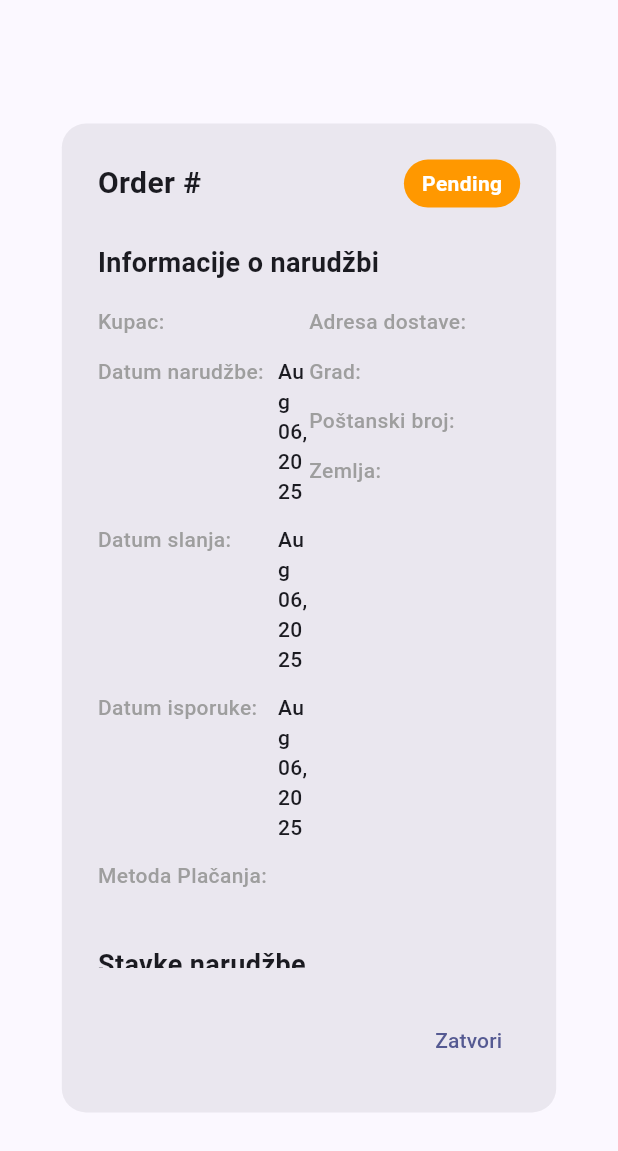
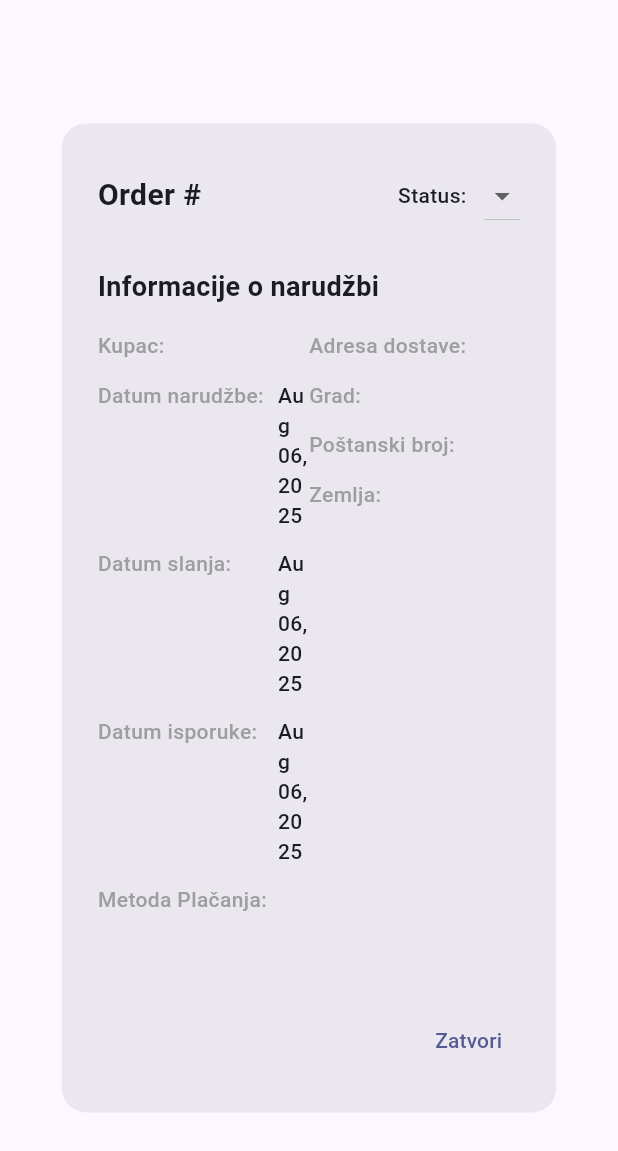
Before and after one commit to NihadMandzo/MyClub, a Flutter app: the OrderDetailsDialog widget shown alone on an empty page, opened directly with empty values, on a phone screen of 412 x 824 dp. Shown: the top 1151 px of the screen. Run offline on Flutter 3.47's test engine with Material 3 defaults, Android fonts, the phone set to English and light mode, and no system bars; our stand-ins replace file_picker, fl_chart, flutter_colorpicker; accounts and stored records are empty; network calls fail.

Commit message:
FE - Order screen and order details screen fixed

```diff
--- a/MyClub/UI/myclub_desktop/lib/models/order.dart
+++ b/MyClub/UI/myclub_desktop/lib/models/order.dart
@@ -1,13 +1,4 @@
 import 'package:myclub_desktop/models/order_item.dart';
-
-enum OrderStatus {
-  pending,
-  processing,
-  shipped,
-  delivered,
-  cancelled,
-  refunded
-}
 
 class Order {
   final int id;
@@ -16,7 +7,7 @@ class Order {
   final String userFullName;
   final int? paymentId;
   final DateTime orderDate;
-  final OrderStatus status;
+  final String orderState;
   final double totalAmount;
   final double originalAmount;
   final double discountAmount;
@@ -38,7 +29,7 @@ class Order {
     required this.userFullName,
     this.paymentId,
     required this.orderDate,
-    required this.status,
+    required this.orderState,
     required this.totalAmount,
     required this.originalAmount,
     required this.discountAmount,
@@ -62,7 +53,7 @@ class Order {
       userFullName: json['userFullName'] as String,
       paymentId: json['paymentId'] as int?,
       orderDate: DateTime.parse(json['orderDate'] as String),
-      status: OrderStatus.values[json['status'] as int],
+      orderState: json['orderState'] as String,
       totalAmount: (json['totalAmount'] as num).toDouble(),
       originalAmount: (json['originalAmount'] as num).toDouble(),
       discountAmount: (json['discountAmount'] as num).toDouble(),
@@ -93,7 +84,7 @@ class Order {
       'userFullName': userFullName,
       'paymentId': paymentId,
       'orderDate': orderDate.toIso8601String(),
-      'status': status.index,
+      'orderState': orderState,
       'totalAmount': totalAmount,
       'originalAmount': originalAmount,
       'discountAmount': discountAmount,
--- a/MyClub/UI/myclub_desktop/lib/utilities/order_details_dialog.dart
+++ b/MyClub/UI/myclub_desktop/lib/utilities/order_details_dialog.dart
@@ -1,8 +1,12 @@
 import 'package:flutter/material.dart';
 import 'package:intl/intl.dart';
 import 'package:myclub_desktop/models/order.dart';
+import 'package:myclub_desktop/providers/order_provider.dart';
+import 'package:myclub_desktop/utilities/dialog_utility.dart';
+import 'package:myclub_desktop/utilities/notification_utility.dart';
+import 'package:provider/provider.dart';
 
-class OrderDetailsDialog extends StatelessWidget {
+class OrderDetailsDialog extends StatefulWidget {
   final Order order;
 
   const OrderDetailsDialog({
@@ -11,9 +15,98 @@ class OrderDetailsDialog extends StatelessWidget {
   }) : super(key: key);
 
   @override
+  State<OrderDetailsDialog> createState() => _OrderDetailsDialogState();
+}
+
+class _OrderDetailsDialogState extends State<OrderDetailsDialog> {
+  late String _selectedStatus;
+  bool _isUpdating = false;
+  String? _errorMessage;
+
+  @override
+  void initState() {
+    super.initState();
+        _selectedStatus = widget.order.orderState;
+  }
+
+  // Get available next statuses based on current status
+  List<String> _getAvailableNextStatuses() {
+    if (_selectedStatus == 'Procesiranje') {
+      return ['Procesiranje', 'Potvrđeno', 'Otkazano'];
+    } else if (_selectedStatus == 'Potvrđeno') {
+      return ['Potvrđeno', 'Dostava', 'Otkazano'];
+    } else if (_selectedStatus == 'Dostava') {
+      return ['Dostava', 'Završeno'];
+    } else if (_selectedStatus == 'Završeno') {
+      return ['Završeno'];
+    } else if (_selectedStatus == 'Otkazano') {
+      return ['Otkazano'];
+    } else {
+      return [_selectedStatus];
+    }
+  }
+
+  // Update order status
+  Future<void> _updateOrderStatus() async {
+    if (_selectedStatus == widget.order.orderState) {
+      return;
+    }
+
+    // Show confirmation dialog using DialogUtility
+    final shouldProceed = await DialogUtility.showConfirmation(
+      context,
+      title: 'Potvrda promjene statusa',
+      message: 'Jeste li sigurni da želite promijeniti status narudžbe iz "${widget.order.orderState}" u "${_selectedStatus}"?',
+      confirmLabel: 'Potvrdi',
+      cancelLabel: 'Odustani',
+      confirmColor: Colors.blue,
+    );
+
+    if (!shouldProceed) {
+      return;
+    }
+
+    setState(() {
+      _isUpdating = true;
+      _errorMessage = null;
+    });
+
+    try {
+      final orderProvider = Provider.of<OrderProvider>(context, listen: false);
+      await orderProvider.updateOrderStatus(
+        orderId: widget.order.id,
+        newStatus: _selectedStatus,
+      );
+
+      // Show success notification
+      NotificationUtility.showSuccess(
+        context,
+        message: 'Status narudžbe je uspješno promijenjen u "${_selectedStatus}"'
+      );
+
+      // Success - close dialog
+      if (mounted) {
+        Navigator.of(context).pop(true); // Return true to indicate update was successful
+      }
+    } catch (e) {
+      setState(() {
+        _errorMessage = e.toString();
+        _isUpdating = false;
+      });
+
+      // Show error notification
+      NotificationUtility.showError(
+        context,
+        message: 'Greška prilikom promjene statusa: ${e.toString()}'
+      );
+    }
+  }
+
+  @override
   Widget build(BuildContext context) {
     final screenWidth = MediaQuery.of(context).size.width;
     final dialogWidth = screenWidth * 0.8;
+    final availableStatuses = _getAvailableNextStatuses();
 
     // Function to create info item
     Widget buildInfoItem(String label, String value) {
@@ -71,67 +164,6 @@ class OrderDetailsDialog extends StatelessWidget {
       );
     }
 
-    // Function to get status text
-    String getStatusText(OrderStatus status) {
-      switch (status) {
-        case OrderStatus.pending:
-          return 'Pending';
-        case OrderStatus.processing:
-          return 'Processing';
-        case OrderStatus.shipped:
-          return 'Shipped';
-        case OrderStatus.delivered:
-          return 'Delivered';
-        case OrderStatus.cancelled:
-          return 'Cancelled';
-        case OrderStatus.refunded:
-          return 'Refunded';
-      }
-    }
-
-    // Build status badge
-    Widget statusBadge = (() {
-      Color bgColor;
-      Color textColor = Colors.white;
-      String text = getStatusText(order.status);
-
-      switch (order.status) {
-        case OrderStatus.pending:
-          bgColor = Colors.orange;
-          break;
-        case OrderStatus.processing:
-          bgColor = Colors.blue;
-          break;
-        case OrderStatus.shipped:
-          bgColor = Colors.indigo;
-          break;
-        case OrderStatus.delivered:
-          bgColor = Colors.green;
-          break;
-        case OrderStatus.cancelled:
-          bgColor = Colors.red;
-          break;
-        case OrderStatus.refunded:
-          bgColor = Colors.purple;
-          break;
-      }
-
-      return Container(
-        padding: const EdgeInsets.symmetric(horizontal: 12, vertical: 6),
-        decoration: BoxDecoration(
-          color: bgColor,
-          borderRadius: BorderRadius.circular(16),
-        ),
-        child: Text(
-          text,
-          style: TextStyle(
-            color: textColor,
-            fontWeight: FontWeight.bold,
-          ),
-        ),
-      );
-    })();
-
     return Dialog(
       shape: RoundedRectangleBorder(
         borderRadius: BorderRadius.circular(16),
@@ -151,15 +183,65 @@ class OrderDetailsDialog extends StatelessWidget {
               mainAxisAlignment: MainAxisAlignment.spaceBetween,
               children: [
                 Text(
-                  'Order #${order.orderNumber ?? order.id.toString()}',
+                  'Order #${widget.order.orderNumber ?? widget.order.id.toString()}',
                   style: const TextStyle(
                     fontSize: 20,
                     fontWeight: FontWeight.bold,
                   ),
                 ),
-                statusBadge,
+                Row(
+                  children: [
+                    const Text('Status: ', style: TextStyle(fontWeight: FontWeight.w500)),
+                    const SizedBox(width: 8),
+                    DropdownButton<String>(
+                      value: _selectedStatus,
+                      items: availableStatuses.map((status) {
+                        return DropdownMenuItem<String>(
+                          value: status,
+                          child: Text(status),
+                        );
+                      }).toList(),
+                      onChanged: (value) {
+                        if (value != null) {
+                          setState(() {
+                            _selectedStatus = value;
+                          });
+                        }
+                      },
+                    ),
+                    if (_selectedStatus != widget.order.orderState)
+                      Padding(
+                        padding: const EdgeInsets.only(left: 8.0),
+                        child: ElevatedButton(
+                          onPressed: _isUpdating ? null : _updateOrderStatus,
+                          style: ElevatedButton.styleFrom(
+                            backgroundColor: Colors.blue,
+                            foregroundColor: Colors.white,
+                          ),
+                          child: _isUpdating
+                              ? const SizedBox(
+                                  width: 16,
+                                  height: 16,
+                                  child: CircularProgressIndicator(
+                                    strokeWidth: 2,
+                                    color: Colors.white,
+                                  ),
+                                )
+                              : const Text('Ažuriraj'),
+                        ),
+                      ),
+                  ],
+                ),
               ],
             ),
+            if (_errorMessage != null)
+              Padding(
+                padding: const EdgeInsets.only(top: 8.0),
+                child: Text(
+                  _errorMessage!,
+                  style: const TextStyle(color: Colors.red),
+                ),
+              ),
             const SizedBox(height: 24),
             Expanded(
               child: SingleChildScrollView(
@@ -185,16 +267,16 @@ class OrderDetailsDialog extends StatelessWidget {
                               child: Column(
                                 crossAxisAlignment: CrossAxisAlignment.start,
                                 children: [
-                                  buildInfoItem('Kupac', order.userFullName),
+                                  buildInfoItem('Kupac', widget.order.userFullName),
                                   buildInfoItem('Datum narudžbe',
-                                      DateFormat('MMM dd, yyyy').format(order.orderDate)),
-                                  if (order.shippedDate != null)
+                                      DateFormat('MMM dd, yyyy').format(widget.order.orderDate)),
+                                  if (widget.order.shippedDate != null)
                                     buildInfoItem('Datum slanja',
-                                        DateFormat('MMM dd, yyyy').format(order.shippedDate!)),
-                                  if (order.deliveredDate != null)
+                                        DateFormat('MMM dd, yyyy').format(widget.order.shippedDate!)),
+                                  if (widget.order.deliveredDate != null)
                                     buildInfoItem('Datum isporuke',
-                                        DateFormat('MMM dd, yyyy').format(order.deliveredDate!)),
-                                  buildInfoItem('Metoda Plačanja', order.paymentMethod),
+                                        DateFormat('MMM dd, yyyy').format(widget.order.deliveredDate!)),
+                                  buildInfoItem('Metoda Plačanja', widget.order.paymentMethod),
                                 ],
                               ),
                             ),
@@ -202,20 +284,20 @@ class OrderDetailsDialog extends StatelessWidget {
                               child: Column(
                                 crossAxisAlignment: CrossAxisAlignment.start,
                                 children: [
-                                  if (order.shippingAddress != null)
-                                    buildInfoItem('Adresa dostave', order.shippingAddress!),
-                                  if (order.shippingCity != null)
-                                    buildInfoItem('Grad', order.shippingCity!),
-                                  if (order.shippingPostalCode != null)
-                                    buildInfoItem('Poštanski broj', order.shippingPostalCode!),
-                                  if (order.shippingCountry != null)
-                                    buildInfoItem('Zemlja', order.shippingCountry!),
-                                  if (order.notes != null && order.notes!.isNotEmpty)
-                                    buildInfoItem('Napomene', order.notes!),
-                                  if (order.shippingAddress == null &&
-                                      order.shippingCity == null &&
-                                      order.shippingPostalCode == null &&
-                                      order.shippingCountry == null)
+                                  if (widget.order.shippingAddress != null)
+                                    buildInfoItem('Adresa dostave', widget.order.shippingAddress!),
+                                  if (widget.order.shippingCity != null)
+                                    buildInfoItem('Grad', widget.order.shippingCity!),
+                                  if (widget.order.shippingPostalCode != null)
+                                    buildInfoItem('Poštanski broj', widget.order.shippingPostalCode!),
+                                  if (widget.order.shippingCountry != null)
+                                    buildInfoItem('Zemlja', widget.order.shippingCountry!),
+                                  if (widget.order.notes != null && widget.order.notes!.isNotEmpty)
+                                    buildInfoItem('Napomene', widget.order.notes!),
+                                  if (widget.order.shippingAddress == null &&
+                                      widget.order.shippingCity == null &&
+                                      widget.order.shippingPostalCode == null &&
+                                      widget.order.shippingCountry == null)
                                     const Text('Nema informacija o dostavi',
                                       style: TextStyle(
                                         fontStyle: FontStyle.italic,
@@ -252,9 +334,9 @@ class OrderDetailsDialog extends StatelessWidget {
                             crossAxisSpacing: 10,
                             mainAxisSpacing: 10,
                           ),
-                          itemCount: order.orderItems.length,
+                          itemCount: widget.order.orderItems.length,
                           itemBuilder: (context, index) {
-                            final item = order.orderItems[index];
+                            final item = widget.order.orderItems[index];
                             return Card(
                               elevation: 2,
                               shape: RoundedRectangleBorder(
@@ -352,11 +434,11 @@ class OrderDetailsDialog extends StatelessWidget {
                           child: Column(
                             children: [
                               buildSummaryRow('Prava cijena',
-                                  '\$${order.originalAmount.toStringAsFixed(2)}'),
-                              if (order.discountAmount > 0) ...[
+                                  '\$${widget.order.originalAmount.toStringAsFixed(2)}'),
+                              if (widget.order.discountAmount > 0) ...[
                                 buildSummaryRow('Popust',
-                                    '-\$${order.discountAmount.toStringAsFixed(2)}'),
-                                if (order.hasMembershipDiscount)
+                                    '-\$${widget.order.discountAmount.toStringAsFixed(2)}'),
+                                if (widget.order.hasMembershipDiscount)
                                   const Padding(
                                     padding: EdgeInsets.only(top: 4, bottom: 8),
                                     child: Text(
@@ -372,7 +454,7 @@ class OrderDetailsDialog extends StatelessWidget {
                               const Divider(),
                               buildSummaryRow(
                                 'Ukupno',
-                                '\$${order.totalAmount.toStringAsFixed(2)}',
+                                '\$${widget.order.totalAmount.toStringAsFixed(2)}',
                                 isBold: true,
                               ),
                             ],
```
Also changed, not shown: MyClub/UI/myclub_desktop/lib/providers/order_provider.dart (+29 -1 lines), MyClub/UI/myclub_desktop/lib/screens/orders_screen.dart (+30 -38 lines), MyClub/UI/myclub_desktop/lib/utilities/dialogs/order_details_dialog.dart (deleted).
